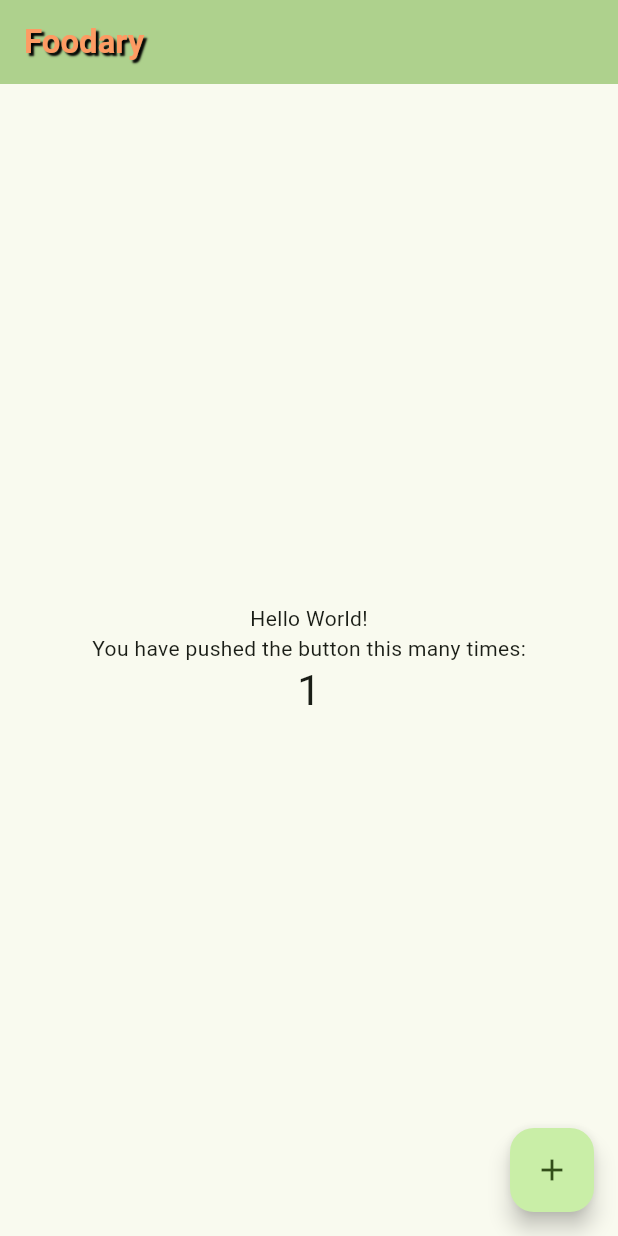
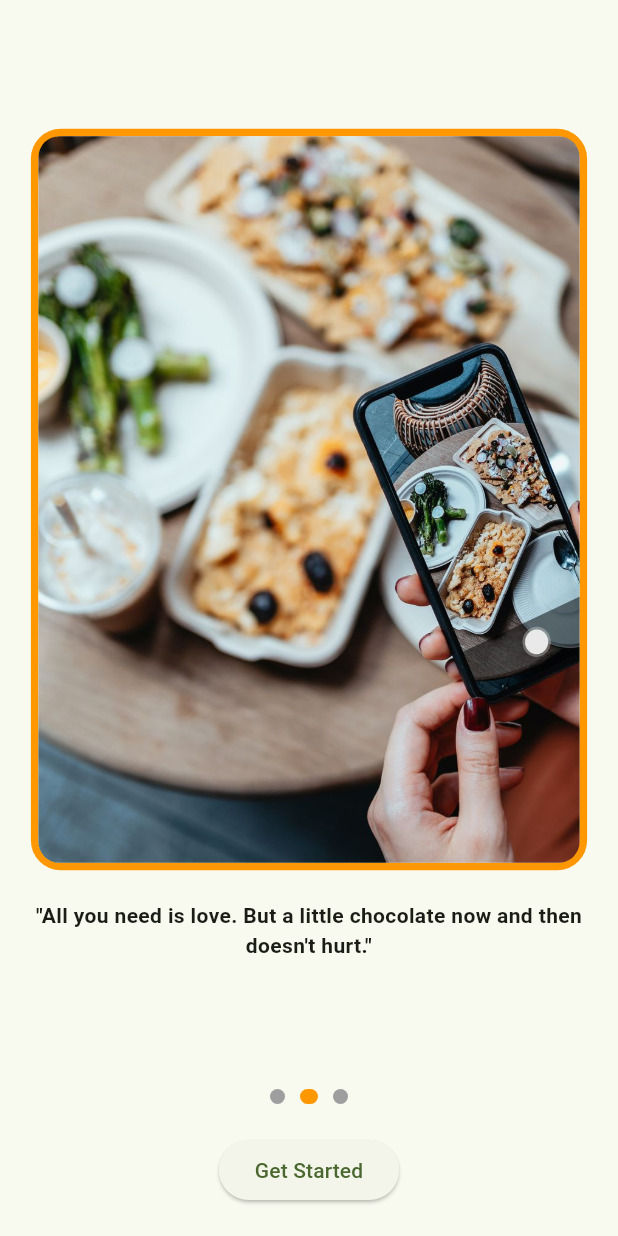
Before and after one commit to Nostalgia3102/Foodary, a Flutter app: the screen it shows after launch, on a phone screen of 412 x 824 dp. Run offline on Flutter 3.47's test engine with Material 3 defaults, Android fonts, the phone set to English and light mode, and no system bars; our stand-ins replace firebase_core, get_it, lottie; accounts and stored records are empty.

Commit message:
Welcome Screen Completed

```diff
--- a/lib/constants/strings.dart
+++ b/lib/constants/strings.dart
@@ -1,4 +1,8 @@
 class StringsAsset {
   StringsAsset._();
   static const String projectName = "Foodary";
+  static const String quoteOne = "\"One cannot think well, love well, sleep well, if one has not dined well.\"";
+  static const String quoteTwo = "\"All you need is love. But a little chocolate now and then doesn't hurt.\"";
+  static const String quoteThree = "\"Food, in the end, in our own tradition, is something holy. It's not about nutrients and calories. It's about sharing. It's about honesty. It's about identity.\"";
+  static const String getStarted = "Get Started";
 }
--- a/lib/main.dart
+++ b/lib/main.dart
@@ -41,6 +41,7 @@ class _MyAppState extends State<MyApp> {
       providers: providers,
       child: MaterialApp(
         title: StringsAsset.projectName,
+        debugShowCheckedModeBanner: false,
         theme: ThemeData(
           colorScheme: ColorScheme.fromSeed(seedColor: AppColor.treeGreenLight),
           useMaterial3: true,
--- a/lib/pages/splash_screen.dart
+++ b/lib/pages/splash_screen.dart
@@ -24,7 +24,7 @@ class _SplashScreenState extends State<SplashScreen> {
   }
 
   route() {
-    Navigator.pushReplacementNamed(context, '/home_page');
+    Navigator.pushReplacementNamed(context, '/welcome_page');
   }
 
   @override
--- /dev/null
+++ b/lib/pages/welcome_screens.dart
@@ -0,0 +1,99 @@
+import 'dart:async';
+import 'package:flutter/material.dart';
+import 'package:foodary/constants/strings.dart';
+import 'package:foodary/widgets/window_tile.dart';
+
+class WelcomeScreenPage extends StatefulWidget {
+  const WelcomeScreenPage({super.key});
+
+  @override
+  State<WelcomeScreenPage> createState() => _WelcomeScreenPageState();
+}
+
+class _WelcomeScreenPageState extends State<WelcomeScreenPage> {
+  final PageController _pageController = PageController(initialPage: 0);
+  int _currentPage = 0;
+  late Timer _timer;
+
+  @override
+  void initState() {
+    super.initState();
+    _timer = Timer.periodic(const Duration(seconds: 3), (Timer timer) {
+      if (_currentPage < 2) {
+        _currentPage++;
+      } else {
+        _currentPage = 0;
+      }
+      _pageController.animateToPage(
+        _currentPage,
+        duration: const Duration(milliseconds: 300),
+        curve: Curves.easeIn,
+      );
+    });
+  }
+
+  @override
+  void dispose() {
+    _timer.cancel();
+    _pageController.dispose();
+    super.dispose();
+  }
+
+  @override
+  Widget build(BuildContext context) {
+    return Scaffold(
+      body: Column(
+        mainAxisSize: MainAxisSize.max,
+        children: [
+          Expanded(
+            child: PageView(
+              scrollDirection: Axis.horizontal,
+              controller: _pageController,
+              onPageChanged: (int page) {
+                setState(() {
+                  _currentPage = page;
+                });
+              },
+              children: [
+                windowTile(context, "assets/images/img.jpg", StringsAsset.quoteOne),
+                windowTile(context, "assets/images/imgg.jpg", StringsAsset.quoteTwo),
+                windowTile(context, "assets/images/imggg.jpg", StringsAsset.quoteThree),
+              ],
+            ),
+          ),
+          Row(
+            mainAxisAlignment: MainAxisAlignment.center,
+            children: List.generate(3, (index) {
+              return GestureDetector(
+                onTap: () {
+                  _pageController.animateToPage(
+                    index,
+                    duration: const Duration(milliseconds: 300),
+                    curve: Curves.easeInOut,
+                  );
+                },
+                child: AnimatedContainer(
+                  duration: const Duration(milliseconds: 300),
+                  margin: const EdgeInsets.symmetric(horizontal: 5.0),
+                  height: 10.0,
+                  width: _currentPage == index ? 12.0 : 10.0,
+                  decoration: BoxDecoration(
+                    color: _currentPage == index ? Colors.orange : Colors.grey,
+                    borderRadius: BorderRadius.circular(5.0),
+                  ),
+                ),
+              );
+            }),
+          ),
+          const SizedBox(height: 20),
+          ElevatedButton(onPressed: (){
+
+          }, child: const Text(
+            StringsAsset.getStarted
+          )),
+          const SizedBox(height: 20),
+        ],
+      ),
+    );
+  }
+}
--- a/lib/services/NavigationService.dart
+++ b/lib/services/NavigationService.dart
@@ -1,6 +1,7 @@
 import 'package:flutter/material.dart';
 import 'package:foodary/pages/home_page.dart';
 import 'package:foodary/pages/splash_screen.dart';
+import 'package:foodary/pages/welcome_screens.dart';
 
 class NavigationService{
   late GlobalKey<NavigatorState> _navigatorKey;
@@ -9,6 +10,7 @@ class NavigationService{
     // "/login" : (context) => const LoginPage(),
     // "/register" : (context) => const RegisterPage(),
     "/home_page" : (context) => const MyHomePage(),
+    "/welcome_page": (context) => const WelcomeScreenPage(),
     "/": (context) => const SplashScreen()
   };
 
--- /dev/null
+++ b/lib/widgets/window_tile.dart
@@ -0,0 +1,38 @@
+import 'package:flutter/material.dart';
+
+Widget windowTile(BuildContext context, String image, String text){
+  return Column(
+    mainAxisAlignment: MainAxisAlignment.center,
+    children: [
+      Container(
+        alignment: Alignment.center,
+        decoration: BoxDecoration(
+          border: Border.all(
+            color: Colors.orange,
+            width: 5.0,
+          ),
+          borderRadius: BorderRadius.circular(20),
+        ),
+        height: MediaQuery.of(context).size.height * .60,
+        width: MediaQuery.of(context).size.width * .90,
+        child: ClipRRect(
+          borderRadius: BorderRadius.circular(14),
+          child: Image.asset(
+            image,
+            height: MediaQuery.of(context).size.height * .60,
+            width: MediaQuery.of(context).size.width * .90,
+            fit: BoxFit.cover,
+          ),
+        ),
+      ),
+     Padding(
+        padding: const EdgeInsets.fromLTRB(20, 20, 20, 0),
+        child: Text(
+          text,
+          style: const TextStyle(fontWeight: FontWeight.bold),
+          textAlign: TextAlign.center,
+        ),
+      ),
+    ],
+  );
+}
```
Also changed, not shown: assets/images/img.jpg (added), assets/images/imgg.jpg (added), assets/images/imggg.jpg (added).
